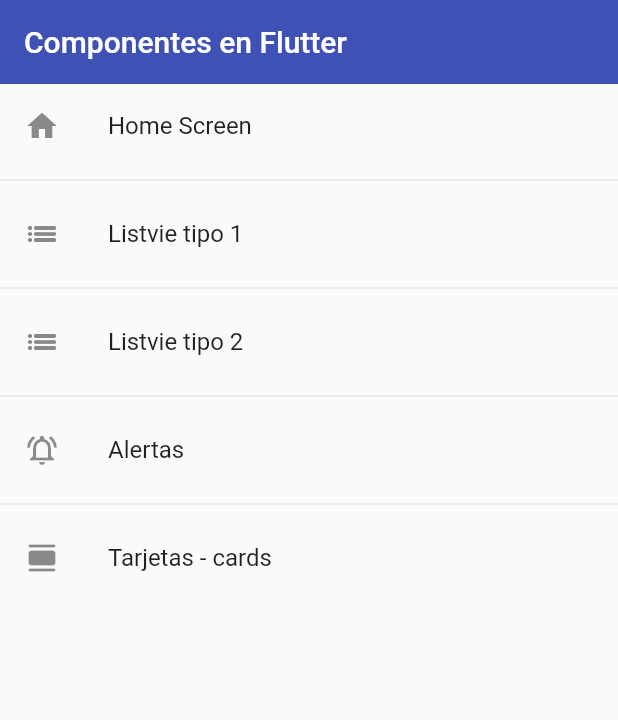
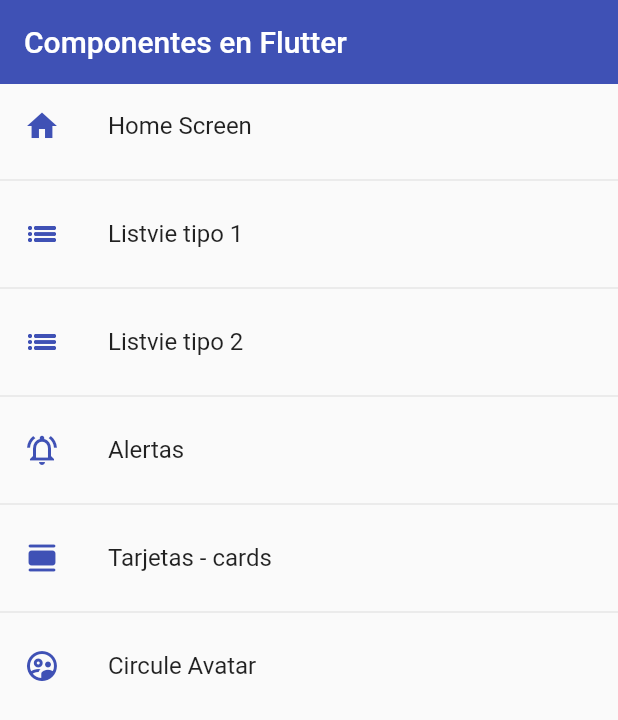
Before and after one commit to DaveOval/app_componentesFlutter, a Flutter app: the screen it shows after launch, on a phone screen of 412 x 824 dp. Shown: the top 720 px of the screen. Run offline on Flutter 3.47's test engine with Material 2 defaults, Android fonts, the phone set to English and light mode, and no system bars.

Commit message:
se agregaron mas ejercicios del tema

```diff
--- a/lib/main.dart
+++ b/lib/main.dart
@@ -1,5 +1,6 @@
 import 'package:flutter/material.dart';
 
+import 'package:fl_components/theme/app_theme.dart';
 import 'package:fl_components/router/app_routes.dart';
 
 
@@ -18,15 +19,7 @@ class MyApp extends StatelessWidget {
       initialRoute: AppRoutes.initialRoute,
       routes: AppRoutes.getAppRoutes(),
       onGenerateRoute: AppRoutes.onGenerateRoute,
-      theme: ThemeData.light().copyWith(
-        //color primario
-        primaryColor: Colors.indigo,
-        //Appbar Theme
-        appBarTheme: const AppBarTheme(
-          color: Colors.indigo,
-          elevation: 0,
-        )
-      ),
+      theme: AppTheme.lightTheme
     );
   }
 }
--- a/lib/router/app_routes.dart
+++ b/lib/router/app_routes.dart
@@ -15,6 +15,7 @@ class AppRoutes{
     MenuOption(route: 'listview2', name: 'Listvie tipo 2', screen: const Listview2Screen(), icon: Icons.list_outlined),
     MenuOption(route: 'alert', name: 'Alertas', screen: const AlertScreen(), icon: Icons.notifications_active_outlined),
     MenuOption(route: 'card', name: 'Tarjetas - cards', screen: const CardScreen(), icon: Icons.calendar_view_day_rounded),
+    MenuOption(route: 'avatar', name: 'Circule Avatar', screen: const AvatarScreen(), icon: Icons.supervised_user_circle_outlined),
   ];
 
   static Map<String, Widget Function(BuildContext)> getAppRoutes(){
--- a/lib/screens/home_screen.dart
+++ b/lib/screens/home_screen.dart
@@ -1,6 +1,6 @@
+import 'package:fl_components/theme/app_theme.dart';
 
 import 'package:flutter/material.dart';
-
 import 'package:fl_components/router/app_routes.dart';
 
 class HomeScreen extends StatelessWidget {
@@ -17,7 +17,7 @@ class HomeScreen extends StatelessWidget {
       ),
       body: ListView.separated(
         itemBuilder: (context, index) => ListTile(
-          leading: Icon(menuOptions[index].icon),
+          leading: Icon(menuOptions[index].icon, color: AppTheme.primary),
           title:  Text(menuOptions[index].name),
           onTap: () {
 
--- a/lib/screens/screens.dart
+++ b/lib/screens/screens.dart
@@ -1,5 +1,8 @@
+
+
 export 'package:fl_components/screens/home_screen.dart';
 export 'package:fl_components/screens/card_screen.dart';
 export 'package:fl_components/screens/alert_screen.dart';
 export 'package:fl_components/screens/listview1_screen.dart';
 export 'package:fl_components/screens/listview2_screen.dart';
+export 'package:fl_components/screens/avatar_screen.dart';
--- /dev/null
+++ b/lib/theme/app_theme.dart
@@ -0,0 +1,46 @@
+import 'package:flutter/material.dart';
+
+class AppTheme{
+  static const Color primary = Colors.indigo;
+
+  static final ThemeData lightTheme = ThemeData.light().copyWith(
+        //color primario
+        primaryColor: primary,
+        //Appbar Theme
+        appBarTheme: const AppBarTheme(
+          color: primary,
+          elevation: 0,
+        ),
+
+        //TextButton Theme
+        textButtonTheme: TextButtonThemeData(
+          style: TextButton.styleFrom(foregroundColor: primary)
+        ),
+
+        //FloatingActionButtons
+        floatingActionButtonTheme: const FloatingActionButtonThemeData(
+          backgroundColor: primary,
+          elevation: 5,
+        ),
+
+        //ElevatedButtons
+        elevatedButtonTheme:  ElevatedButtonThemeData(
+          style: ElevatedButton.styleFrom(
+            backgroundColor: Colors.indigo,
+            shape: const StadiumBorder(),
+            elevation: 0
+            ),
+        )
+    );
+
+    static final ThemeData darkTheme = ThemeData.dark().copyWith(
+        //color primario
+        primaryColor: primary,
+        //Appbar Theme
+        appBarTheme: const AppBarTheme(
+          color: primary,
+          elevation: 0,
+        ),
+        scaffoldBackgroundColor: Colors.black
+    );
+}
--- /dev/null
+++ b/lib/widgets/widgets.dart
@@ -0,0 +1,2 @@
+export 'package:fl_components/widgets/custom_card_type_2.dart';
+export 'package:fl_components/widgets/custom_card_type_1.dart';
--- a/pubspec.yaml
+++ b/pubspec.yaml
@@ -59,8 +59,8 @@ flutter:
   uses-material-design: true
 
   # To add assets to your application, add an assets section, like this:
-  # assets:
-  #   - images/a_dot_burr.jpeg
+  assets:
+    - assets/
   #   - images/a_dot_ham.jpeg
 
   # An image asset can refer to one or more resolution-specific "variants", see
```
Also changed, not shown: lib/screens/alert_screen.dart (+81 -2 lines), lib/screens/avatar_screen.dart (added, +30 -0 lines), lib/screens/card_screen.dart (+20 -3 lines), lib/widgets/custom_card_type_1.dart (added, +42 -0 lines), lib/widgets/custom_card_type_2.dart (added, +45 -0 lines), assets/jar-loading.gif (added).
